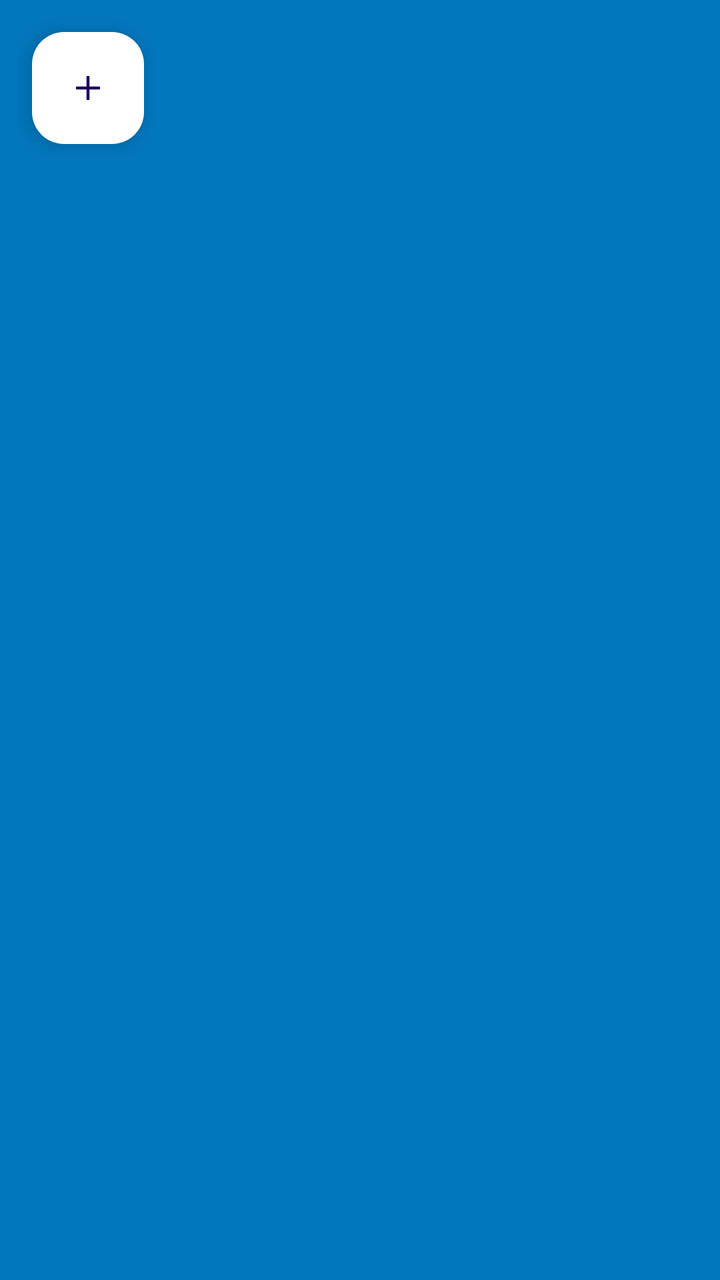
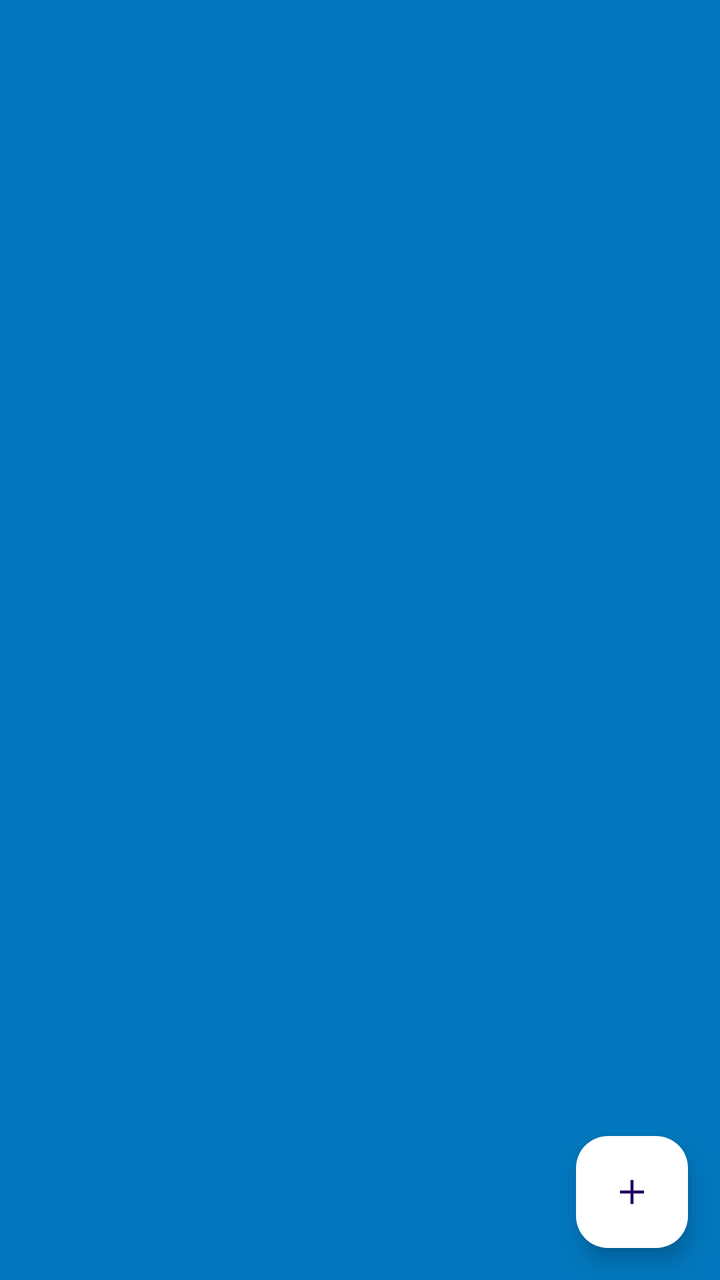

Screens rendered from an Android XML layout before and after an edit, with the pre-edit source and the edit as a unified diff.
<!-- AndroidManifest.xml: application theme Theme.Task -->
<!-- res/layout/fragment_todo.xml -->
<?xml version="1.0" encoding="utf-8"?>
<FrameLayout xmlns:android="http://schemas.android.com/apk/res/android"
    xmlns:app="http://schemas.android.com/apk/res-auto"
    xmlns:tools="http://schemas.android.com/tools"
    android:layout_width="match_parent"
    android:layout_height="match_parent"
    tools:context=".ui.auth.TodoFragment">


    <com.google.android.material.floatingactionbutton.FloatingActionButton
        android:id="@+id/floatingActionButton2"
        android:layout_width="wrap_content"
        android:layout_height="wrap_content"
        android:layout_margin="16dp"
        android:backgroundTint="@color/white"
        android:contentDescription="Add task"
        android:src="@drawable/ic_adicionartask"
        android:tint="@color/color_default"
        app:layout_constraintBottom_toBottomOf="parent"
        app:layout_constraintEnd_toEndOf="parent" />
</FrameLayout>
<!-- resources referenced by this layout -->
<resources>
  <color name="color_default">#0277BD</color>.
  <color name="white">#FFFFFFFF</color>
  <!-- drawable ic_adicionartask (drawable) -->
  <vector xmlns:android="http://schemas.android.com/apk/res/android" android:height="24dp" android:viewportHeight="24" android:viewportWidth="24" android:width="24dp">
        
      <path android:fillColor="#080341" android:fillType="evenOdd" android:pathData="M11.25,12.75V18H12.75V12.75H18V11.25H12.75V6H11.25V11.25H6V12.75H11.25Z"/>
      
  </vector>
  <style name="Theme.Task" parent="Base.Theme.Task" />
  <style name="Base.Theme.Task" parent="Theme.Material3.DayNight.NoActionBar">
  
          
  
          
  
          <item name="colorPrimary">@color/color_default</item>
  
          <item name="colorPrimaryVariant">@color/color_default</item>
  
          <item name="android:windowBackground">@color/color_default</item>
  
  
      </style>
</resources>

<!-- the commit's change to res/layout/fragment_todo.xml (unified diff, before → after) -->
@@ -1,14 +1,14 @@
 <?xml version="1.0" encoding="utf-8"?>
-<FrameLayout xmlns:android="http://schemas.android.com/apk/res/android"
+<androidx.constraintlayout.widget.ConstraintLayout
+    xmlns:android="http://schemas.android.com/apk/res/android"
     xmlns:app="http://schemas.android.com/apk/res-auto"
     xmlns:tools="http://schemas.android.com/tools"
     android:layout_width="match_parent"
     android:layout_height="match_parent"
     tools:context=".ui.auth.TodoFragment">
 
-
     <com.google.android.material.floatingactionbutton.FloatingActionButton
-        android:id="@+id/floatingActionButton2"
+        android:id="@+id/floatingActionButton"
         android:layout_width="wrap_content"
         android:layout_height="wrap_content"
         android:layout_margin="16dp"
@@ -18,4 +18,4 @@
         android:tint="@color/color_default"
         app:layout_constraintBottom_toBottomOf="parent"
         app:layout_constraintEnd_toEndOf="parent" />
-</FrameLayout>
+</androidx.constraintlayout.widget.ConstraintLayout>
